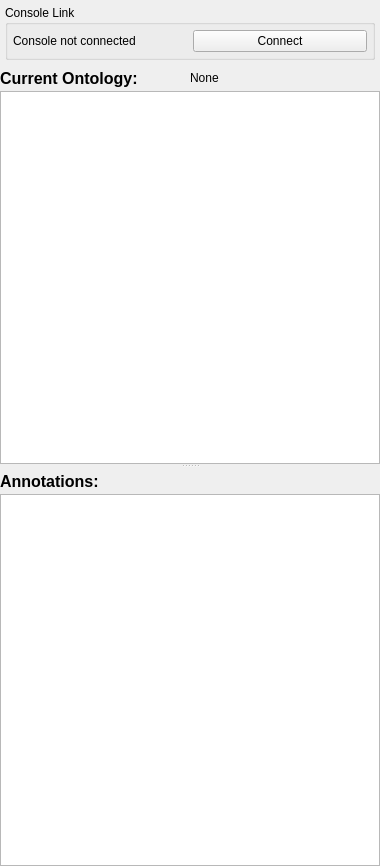
The window that v3d_main/neuron_annotator/gui/AnnotationWidget.ui (CBL-ORION/Vaa3D-mirror) describes before a commit, drawn with Qt 5.
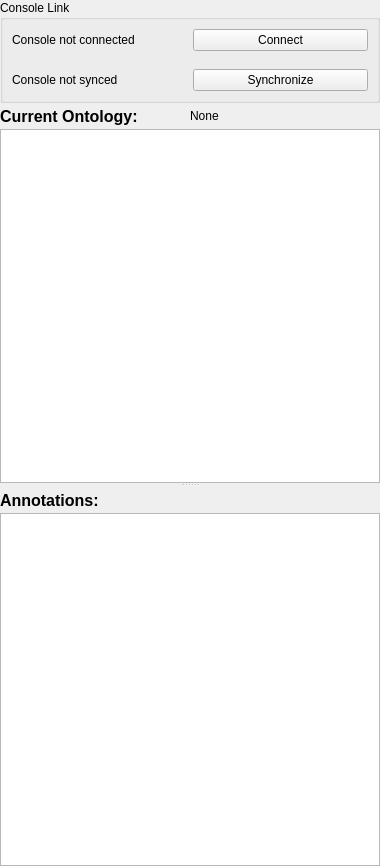
The same window after the commit. Custom widgets are drawn as their Qt base class.

Commit message: added 3 attempts for initial console connect added console synchronization widget

Diff of the .ui file:
```diff
--- a/v3d_main/neuron_annotator/gui/AnnotationWidget.ui
+++ b/v3d_main/neuron_annotator/gui/AnnotationWidget.ui
@@ -24,20 +24,20 @@
     <number>0</number>
    </property>
    <item>
-    <widget class="QWidget" name="toolbarWidget" native="true">
-     <layout class="QHBoxLayout" name="toolbarLayout">
-      <property name="margin">
-       <number>5</number>
-      </property>
-      <item>
-       <widget class="QGroupBox" name="horizontalGroupBox_1">
+    <widget class="QGroupBox" name="consoleGroupBox">
         <property name="title">
          <string>Console Link</string>
         </property>
-        <layout class="QHBoxLayout" name="horizontalLayout_1">
+      <layout class="QVBoxLayout" name="verticalLayout_3">
+       <property name="spacing">
+        <number>0</number>
+       </property>
          <property name="margin">
-          <number>5</number>
-         </property>
+        <number>0</number>
+       </property>
+       <item>
+        <widget class="QWidget" name="consoleLinkWidget" native="true">
+        <layout class="QHBoxLayout" name="h2Layout">
          <item>
           <widget class="QLabel" name="consoleLinkLabel">
            <property name="text">
@@ -55,6 +55,26 @@
         </layout>
        </widget>
       </item>
+       <item>
+        <widget class="QWidget" name="consoleSyncWidget" native="true">
+        <layout class="QHBoxLayout" name="h3Layout">
+         <item>
+          <widget class="QLabel" name="consoleSyncLabel">
+           <property name="text">
+            <string>Console not synced</string>
+           </property>
+          </widget>
+         </item>
+         <item>
+          <widget class="QPushButton" name="consoleSyncButton">
+           <property name="text">
+            <string>Synchronize</string>
+           </property>
+          </widget>
+         </item>
+        </layout>
+       </widget>
+      </item>
      </layout>
     </widget>
    </item>
```
Lines whose indentation alone changed are shown as unchanged. The commit also changes 3 other files.
